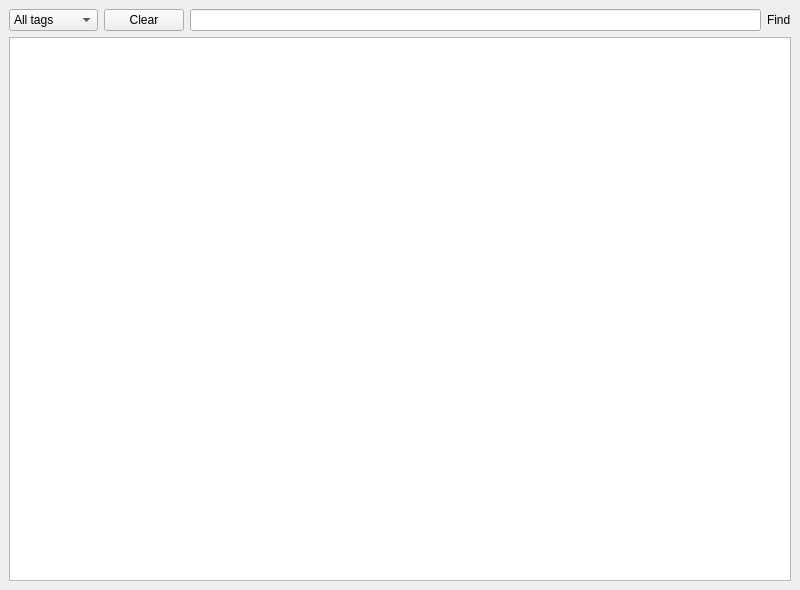
This is logger/ui/logger_main_window.ui in andrascii/RiveSolutions_SEO_Spider as Qt 5 draws it before an edit. The edited form follows.
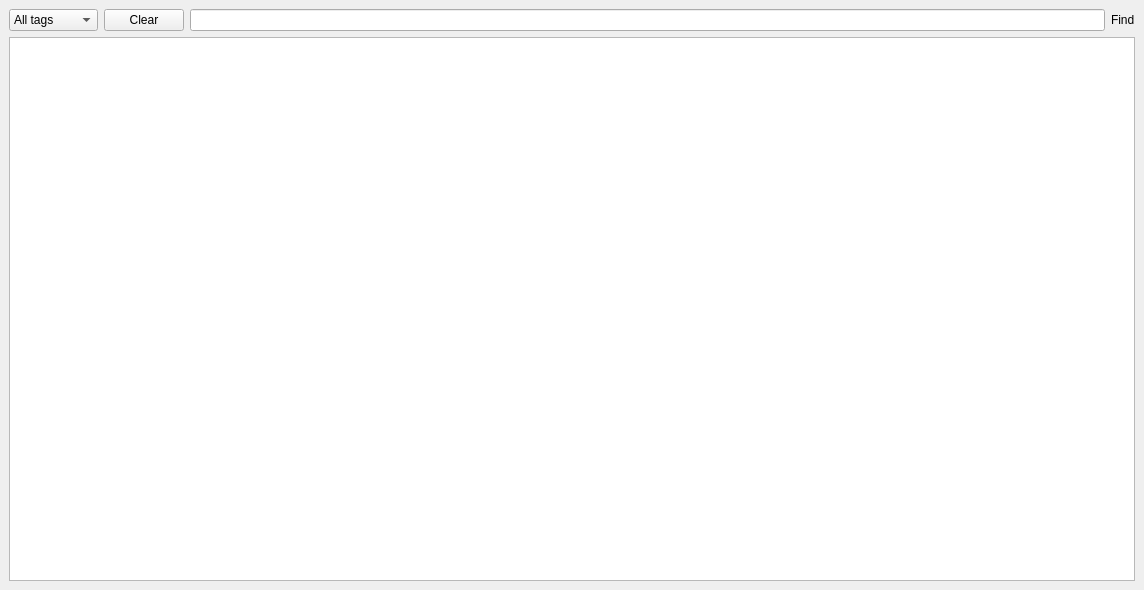
This is the edited form.

```diff
--- a/logger/ui/logger_main_window.ui
+++ b/logger/ui/logger_main_window.ui
@@ -6,7 +6,7 @@
    <rect>
     <x>0</x>
     <y>0</y>
-    <width>800</width>
+    <width>1144</width>
     <height>590</height>
    </rect>
   </property>
```
